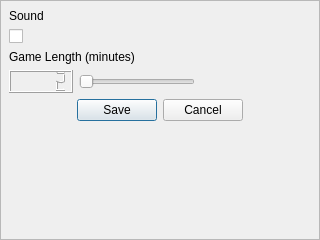
This is settingsFrame.ui in rochford/cutefootball as Qt 5 draws it before an edit. The edited form follows.
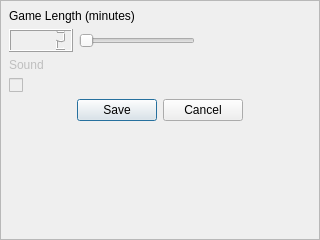
This is the edited form.

```diff
--- a/settingsFrame.ui
+++ b/settingsFrame.ui
@@ -32,46 +32,11 @@
     </rect>
    </property>
    <layout class="QVBoxLayout" name="verticalLayout_3">
-    <item>
-     <layout class="QVBoxLayout" name="verticalLayout_2">
-      <item>
-       <widget class="QLabel" name="label_2">
-        <property name="text">
-         <string>Sound</string>
-        </property>
-       </widget>
-      </item>
-      <item>
-       <widget class="QCheckBox" name="checkBoxSound">
-        <property name="enabled">
-         <bool>true</bool>
-        </property>
-        <property name="font">
-         <font>
-          <family>MS Shell Dlg 2</family>
-          <pointsize>8</pointsize>
-          <weight>50</weight>
-          <bold>false</bold>
-         </font>
-        </property>
-        <property name="contextMenuPolicy">
-         <enum>Qt::NoContextMenu</enum>
-        </property>
-        <property name="styleSheet">
-         <string notr="true"/>
-        </property>
-        <property name="text">
-         <string/>
-        </property>
-        <property name="checked">
-         <bool>false</bool>
-        </property>
-       </widget>
-      </item>
-     </layout>
-    </item>
     <item>
      <widget class="QLabel" name="label">
+      <property name="enabled">
+       <bool>true</bool>
+      </property>
       <property name="text">
        <string>Game Length (minutes)</string>
       </property>
@@ -114,6 +79,47 @@
       </item>
      </layout>
     </item>
+    <item>
+     <layout class="QVBoxLayout" name="verticalLayout_2">
+      <item>
+       <widget class="QLabel" name="label_2">
+        <property name="enabled">
+         <bool>false</bool>
+        </property>
+        <property name="text">
+         <string>Sound</string>
+        </property>
+       </widget>
+      </item>
+      <item>
+       <widget class="QCheckBox" name="checkBoxSound">
+        <property name="enabled">
+         <bool>false</bool>
+        </property>
+        <property name="font">
+         <font>
+          <family>MS Shell Dlg 2</family>
+          <pointsize>8</pointsize>
+          <weight>50</weight>
+          <bold>false</bold>
+         </font>
+        </property>
+        <property name="contextMenuPolicy">
+         <enum>Qt::NoContextMenu</enum>
+        </property>
+        <property name="styleSheet">
+         <string notr="true"/>
+        </property>
+        <property name="text">
+         <string/>
+        </property>
+        <property name="checked">
+         <bool>false</bool>
+        </property>
+       </widget>
+      </item>
+     </layout>
+    </item>
     <item>
      <widget class="QDialogButtonBox" name="buttonBox">
       <property name="orientation">
```
